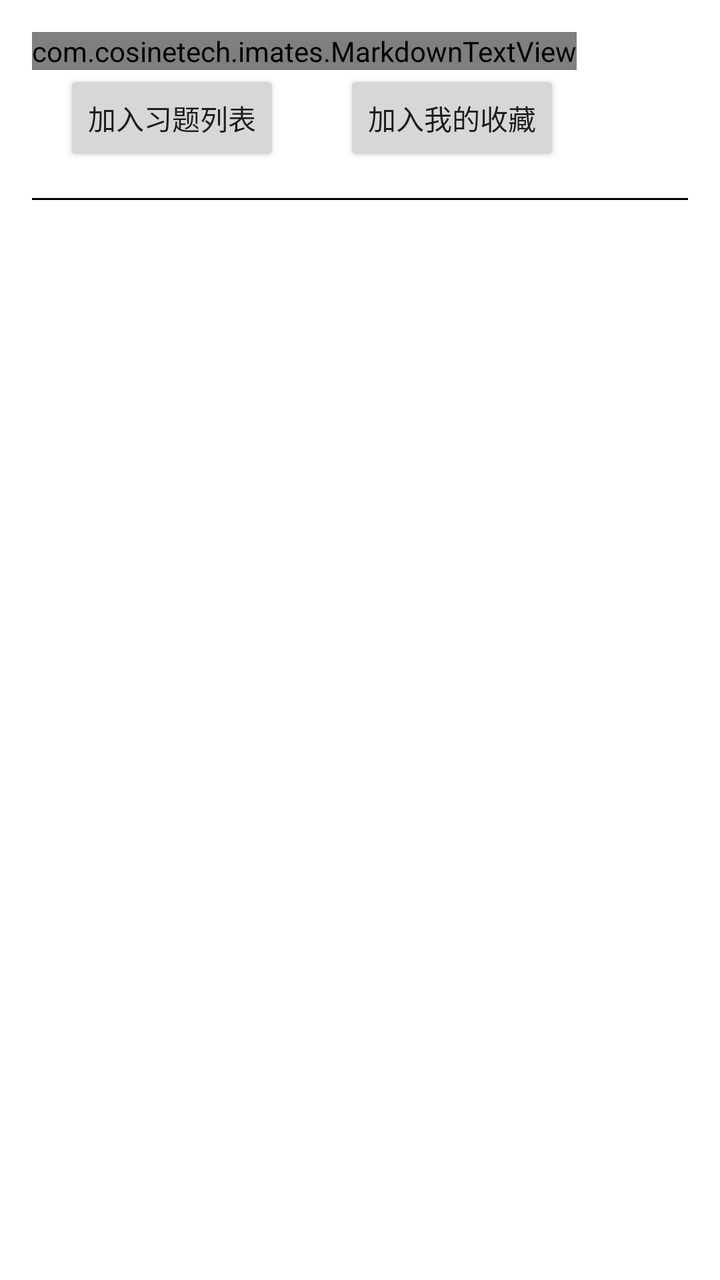
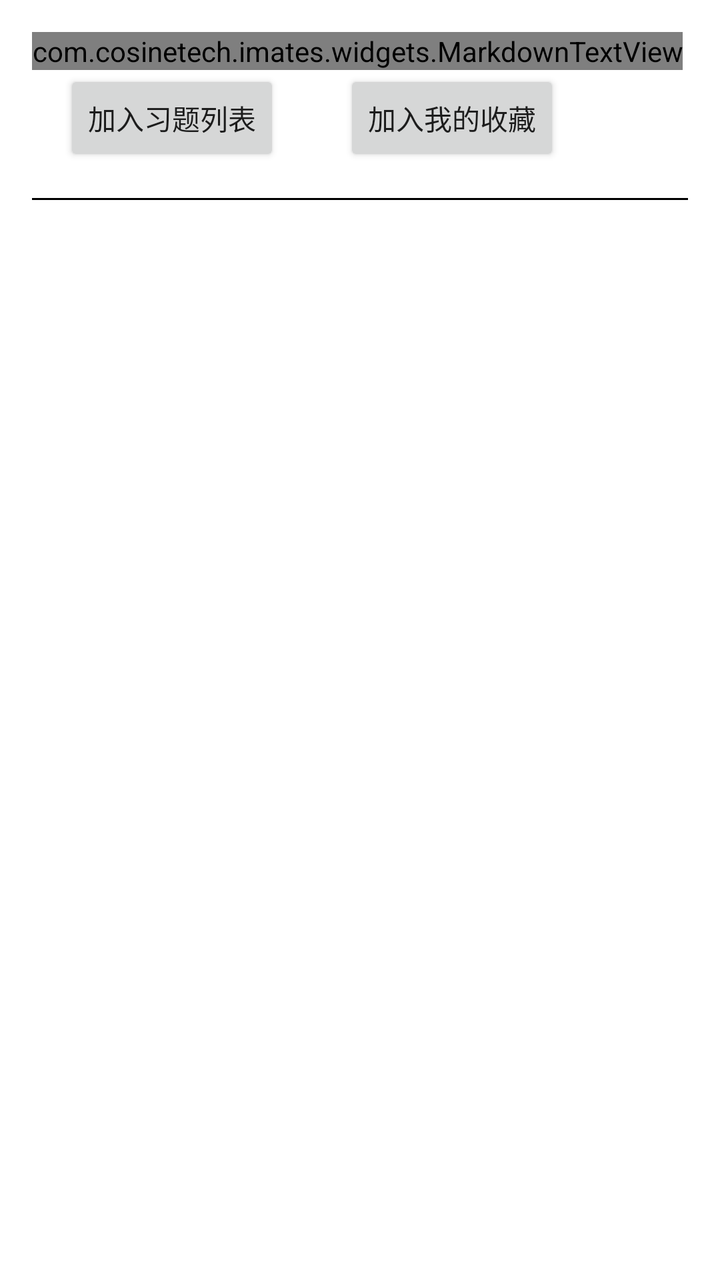

An Android layout rendered at two revisions. The XML below is the earlier revision; the diff shows what the commit changed to produce the second picture.
<!-- AndroidManifest.xml: application theme Theme.IMatesApp.FullScreen -->
<!-- res/layout/item_exercise_similar.xml -->
<?xml version="1.0" encoding="utf-8"?>
<LinearLayout xmlns:android="http://schemas.android.com/apk/res/android"
    android:id="@+id/container"
    android:layout_width="match_parent"
    android:layout_height="wrap_content"
    android:orientation="vertical"
    android:padding="16dp"
    android:background="@drawable/item_exercise_background"
    android:clickable="true"
    android:focusable="true">

    <com.cosinetech.imates.MarkdownTextView
        android:id="@+id/exercise"
        android:clickable="true"
        android:focusable="false"
        android:layout_width="wrap_content"
        android:layout_height="wrap_content"
        android:textColor="#000000"/>

    <LinearLayout
        android:layout_width="match_parent"
        android:layout_height="wrap_content"
        android:orientation="horizontal">

        <Button
            android:id="@+id/add_my_list"
            android:layout_width="wrap_content"
            android:layout_height="wrap_content"
            android:layout_marginHorizontal="16dp"
            android:text = "加入习题列表"/>

        <Button
            android:id="@+id/add_my_favor"
            android:layout_width="wrap_content"
            android:layout_height="wrap_content"
            android:layout_marginHorizontal="16dp"
            android:text = "加入我的收藏"/>
    </LinearLayout>

    <View
        android:layout_width="match_parent"
        android:layout_height="1dp"
        android:background="#000000"
        android:layout_marginTop="16dp"/>
</LinearLayout>
<!-- resources referenced by this layout -->
<resources>
  <!-- drawable item_exercise_background (drawable) -->
  <?xml version="1.0" encoding="utf-8"?>
  <selector xmlns:android="http://schemas.android.com/apk/res/android">
      <item android:state_selected="true">
          <shape>
              <solid android:color="@android:color/transparent" />
              <stroke android:width="2dp" android:color="@android:color/holo_blue_light" />
              <corners android:radius="8dp" />
          </shape>
      </item>
      <item>
          <shape>
              <solid android:color="@android:color/white" />
          </shape>
      </item>
  </selector>
  <style name="Theme.IMatesApp.FullScreen" parent="Theme.AppCompat.Light.NoActionBar">
          
          <item name="android:windowFullscreen">true</item>
          
          <item name="android:windowTranslucentStatus">true</item>
          
          <item name="android:windowTranslucentNavigation">true</item>
      </style>
</resources>

<!-- the commit's change to res/layout/item_exercise_similar.xml (unified diff, before → after) -->
@@ -9,7 +9,7 @@
     android:clickable="true"
     android:focusable="true">
 
-    <com.cosinetech.imates.MarkdownTextView
+    <com.cosinetech.imates.widgets.MarkdownTextView
         android:id="@+id/exercise"
         android:clickable="true"
         android:focusable="false"
